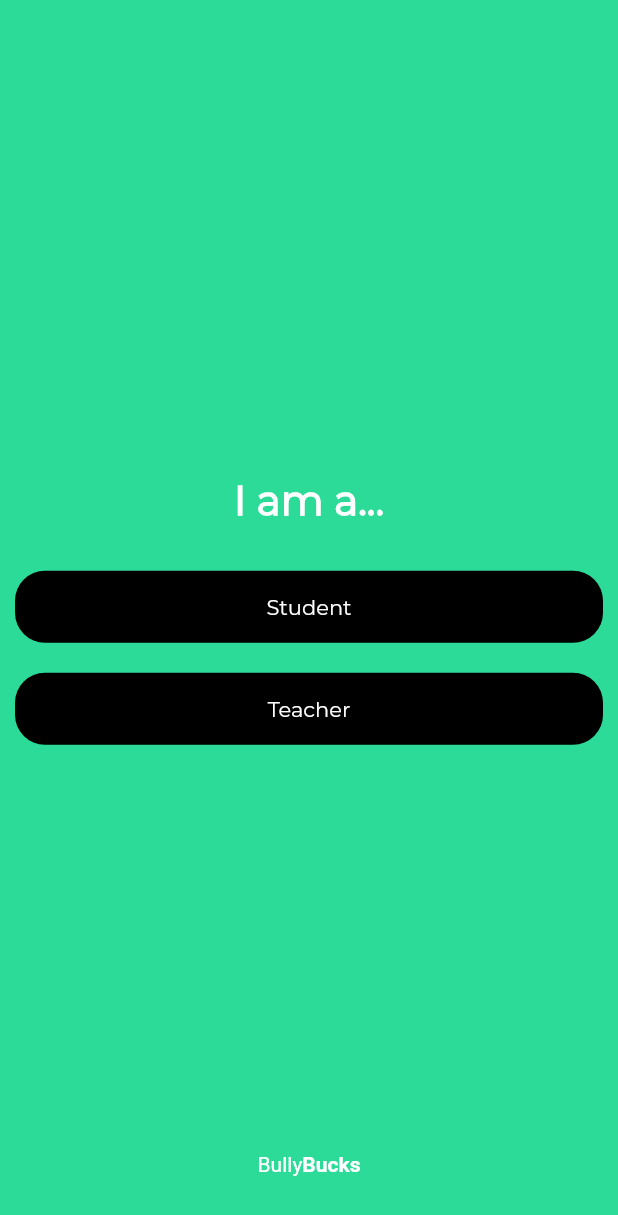
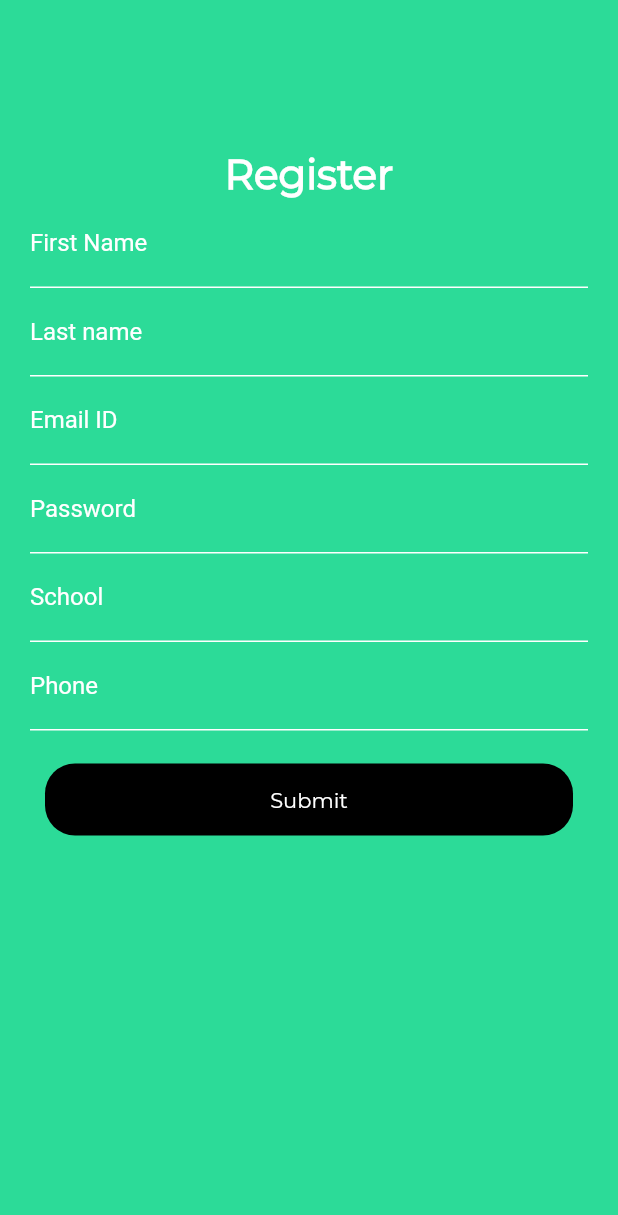
Before and after one commit to umariqbal-1995/BullyBucks, a Flutter app: the screen it shows after launch, on a phone screen of 412 x 824 dp. Shown: the top 1215 px of the screen. Run offline on Flutter 3.47's test engine with Material 2 defaults, Android fonts, the phone set to English and light mode, and no system bars.

Commit message:
7 Screends made UI

```diff
--- /dev/null
+++ b/lib/Flow/Auth/Signup/registerPage.dart
@@ -0,0 +1,60 @@
+
+import 'package:flutter/cupertino.dart';
+import 'package:flutter/material.dart';
+import 'package:bully_bucks/Widgets/buttonRound.dart';
+import 'package:bully_bucks/Widgets/Logo.dart';
+import 'package:bully_bucks/Widgets/tectWidget.dart';
+class StudentRegister extends StatefulWidget {
+  StudentRegister({Key key, this.student}) : super(key: key);
+  final bool student;
+
+  @override
+  _StudentRegisterState createState() => _StudentRegisterState();
+}
+
+class _StudentRegisterState extends State<StudentRegister> {
+  FocusNode myFocusNode = new FocusNode();
+  FocusNode myFocusNode1 = new FocusNode();
+  @override
+  Widget build(BuildContext context) {
+    return Scaffold(
+      backgroundColor: Color.fromRGBO(44, 219, 152, 1),
+      body:Center(
+        child: Padding(
+          padding: EdgeInsets.symmetric(horizontal: 20),
+          child: ListView(
+            children: [
+              Padding(padding: EdgeInsets.fromLTRB(0, 100, 0, 0)),
+              Row(
+                mainAxisAlignment: MainAxisAlignment.center,
+                children: [
+                  Text("Register",
+                    style: TextStyle(
+                      fontFamily: "Montserrat",
+                      color: Colors.white,
+                      fontWeight: FontWeight.w700,
+                      fontSize: 27,
+                    ),
+                  ),
+                ],
+              ),
+             TextWidget(text: "First Name",controller: new TextEditingController(),onTap: mySetState,),
+              TextWidget(text: "Last name",controller: new TextEditingController(),onTap: mySetState,),
+              TextWidget(text: "Email ID",controller: new TextEditingController(),onTap: mySetState,),
+              TextWidget(text: "Password",controller: new TextEditingController(),onTap: mySetState,pass:true),
+              TextWidget(text: "School",controller: new TextEditingController(),onTap: mySetState,),
+              TextWidget(text: "Phone",controller: new TextEditingController(),onTap: mySetState,),
+              Padding(padding: EdgeInsets.symmetric(vertical: 6)),
+              ButtonRound(text:"Submit",onPress: (){},)
+            ],
+          ),
+        )
+      )
+    );
+  }
+  mySetState(){
+    setState(() {
+
+    });
+  }
+}
--- /dev/null
+++ b/lib/Widgets/tectWidget.dart
@@ -0,0 +1,33 @@
+import 'package:flutter/cupertino.dart';
+import 'package:flutter/material.dart';
+class TextWidget extends StatefulWidget {
+  final String text;
+  final VoidCallback onTap;
+  final TextEditingController controller;
+  final bool pass;
+  const TextWidget({Key key, this.text, this.onTap, this.controller,this.pass}) : super(key: key);
+  @override
+  _TextWidget createState() => _TextWidget();
+}
+class _TextWidget extends State<TextWidget>
+{
+  FocusNode myFocusNode = new FocusNode();
+  @override
+  Widget build(BuildContext context) {
+    return (TextFormField(
+      obscureText: widget.pass==null?false:widget.pass,
+      onTap: widget.onTap,
+      controller: widget.controller,
+      focusNode: myFocusNode,
+      decoration: InputDecoration(
+          enabledBorder: UnderlineInputBorder(borderSide: BorderSide(color: Colors.white)),
+          focusedBorder: UnderlineInputBorder(borderSide: BorderSide(color: Colors.black)),
+          labelText: widget.text,
+          labelStyle: TextStyle(
+            color: myFocusNode.hasFocus ? Colors.black : Colors.white,
+          )
+      ),
+    )
+    );
+  }
+}
--- a/lib/main.dart
+++ b/lib/main.dart
@@ -1,7 +1,8 @@
 import 'package:flutter/material.dart';
 import 'Widgets/buttonRound.dart';
 import 'Widgets/Logo.dart';
-import 'package:bully_bucks/Flow/Auth/Login/logingender.dart';
+import 'package:bully_bucks/Flow/Auth/Login/loginGender.dart';
+import 'package:bully_bucks/Flow/Auth/Signup/registerPage.dart';
 void main() {
   runApp(MyApp());
 }
@@ -16,7 +17,7 @@ class MyApp extends StatelessWidget {
         primarySwatch: Colors.blue,
         visualDensity: VisualDensity.adaptivePlatformDensity,
       ),
-      home: LoginGender(),
+      home: StudentRegister(),
     );
   }
 }
```
Also changed, not shown: lib/Flow/Auth/Login/loginPage.dart (added, +55 -0 lines), lib/Flow/Auth/Signup/signupGender.dart (added, +56 -0 lines), lib/Flow/Auth/Login/loginGender.dart (renamed from lib/Flow/Auth/Login/logingender.dart).
